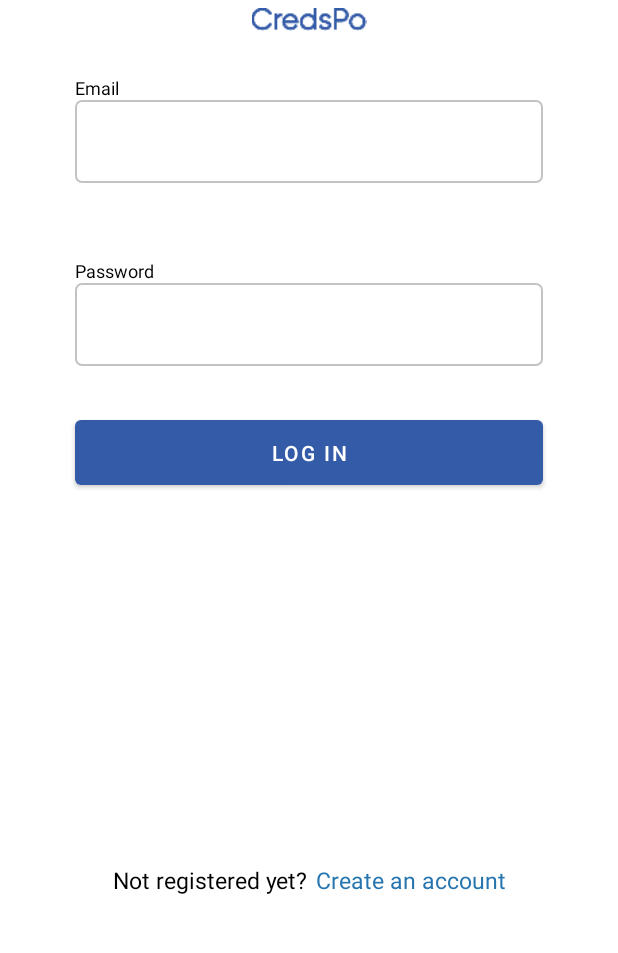
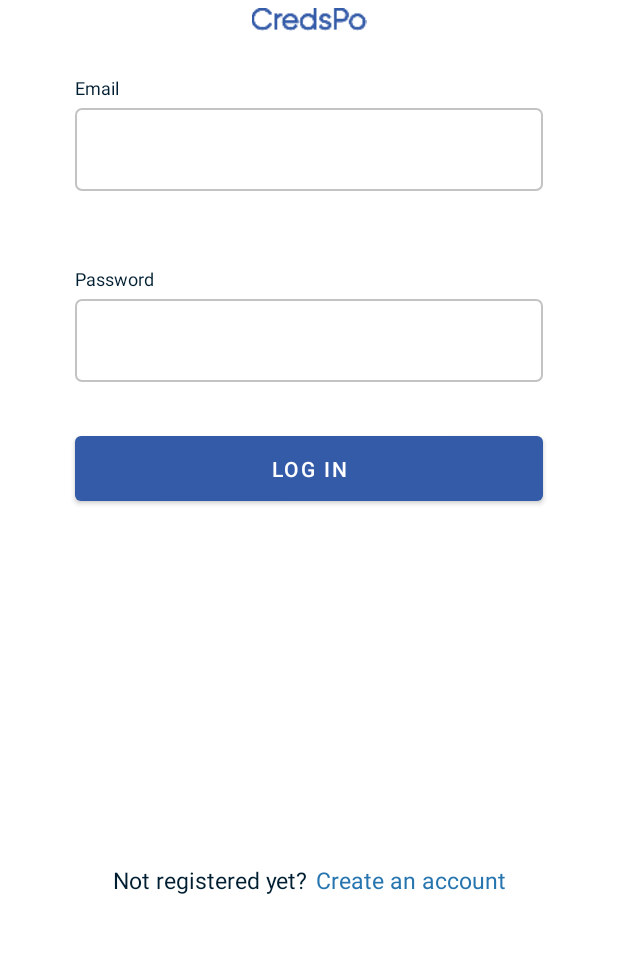
Before and after one commit to hariscredspo/CredsPo, an Android app: the screen it shows after launch (MainActivity), on a phone screen of 412 x 824 dp, the part 280-1233 px from its top. Run offline under Robolectric (Android 15) with nearby library versions, the phone set to English and light mode, and no system bars.

Commit message:
Tweak login fragment

```diff
--- a/app/src/main/java/com/haris/credspo/ui/login/LoginFragment.kt
+++ b/app/src/main/java/com/haris/credspo/ui/login/LoginFragment.kt
@@ -26,6 +26,9 @@ class LoginFragment : Fragment() {
         binding.loginButton.setOnClickListener {
             findNavController().navigate(R.id.action_login_fragment_to_profile_fragment)
         }
+        binding.loginLabelCreateAccount.setOnClickListener {
+            findNavController().navigate(R.id.action_login_fragment_to_registration_fragment)
+        }
     }
 
 }
--- a/app/src/main/res/layout/fragment_login.xml
+++ b/app/src/main/res/layout/fragment_login.xml
@@ -28,8 +28,8 @@
         android:layout_width="wrap_content"
         android:layout_height="wrap_content"
         android:text="Email"
-        android:textColor="@color/black"
-        android:textSize="12dp"
+        android:textColor="@color/darker_blue"
+        android:textSize="12sp"
         android:layout_marginTop="50dp"
         app:layout_constraintStart_toStartOf="@id/login_edittext_email"
         app:layout_constraintTop_toBottomOf="@id/login_image_logo" />
@@ -38,6 +38,7 @@
         android:layout_width="match_parent"
         style="@style/Theme.CredsPo.EditText"
         android:inputType="textEmailAddress"
+        android:layout_marginTop="5dp"
         app:layout_constraintTop_toBottomOf="@id/login_label_email" />
 
     <TextView
@@ -45,8 +46,8 @@
         android:layout_width="wrap_content"
         android:layout_height="wrap_content"
         android:text="Password"
-        android:textColor="@color/black"
-        android:textSize="12dp"
+        android:textColor="@color/darker_blue"
+        android:textSize="12sp"
         android:layout_marginTop="50dp"
         app:layout_constraintStart_toStartOf="@id/login_edittext_email"
         app:layout_constraintTop_toBottomOf="@id/login_edittext_email" />
@@ -55,13 +56,14 @@
         android:layout_width="match_parent"
         style="@style/Theme.CredsPo.EditText"
         android:inputType="textPassword"
+        android:layout_marginTop="5dp"
         app:layout_constraintTop_toBottomOf="@id/login_label_pass" />
 
     <Button
         android:id="@+id/login_button"
         android:layout_width="match_parent"
         style="@style/Theme.CredsPo.Button"
-        android:text="Log in"
+        android:text="LOG IN"
         android:layout_marginTop="30dp"
         app:layout_constraintTop_toBottomOf="@id/login_edittext_pass"
         app:layout_constraintStart_toStartOf="parent"
@@ -79,15 +81,15 @@
         android:layout_width="wrap_content"
         android:layout_height="wrap_content"
         android:text="Not registered yet?"
-        android:textColor="@color/black"
-        android:textSize="15dp" />
+        android:textColor="@color/darker_blue"
+        android:textSize="15sp" />
     <TextView
         android:id="@+id/login_label_create_account"
         android:layout_width="wrap_content"
         android:layout_height="wrap_content"
         android:text="Create an account"
-        android:textColor="@color/cyan"
-        android:textSize="15dp"
+        android:textColor="@color/light_blue"
+        android:textSize="15sp"
         android:layout_marginLeft="5dp"
         app:layout_constraintStart_toEndOf="@id/login_label_not_registered" />
     </LinearLayout>
--- a/app/src/main/res/values/colors.xml
+++ b/app/src/main/res/values/colors.xml
@@ -8,7 +8,12 @@
     <color name="black">#FF000000</color>
     <color name="white">#FFFFFFFF</color>
 
-    <color name="cyan">#2675AF</color>
+    <color name="cyan">#6FC6B4</color>
+    <color name="gray">#72838D</color>
+    <color name="light_gray">#E3E3E3</color>
+    <color name="dark_blue">#00195A</color>
+    <color name="light_blue">#2675AF</color>
+    <color name="darker_blue">#001E31</color>
     <color name="border">#C3C3C3</color>
     <color name="button">#345BA8</color>
 </resources>
```
